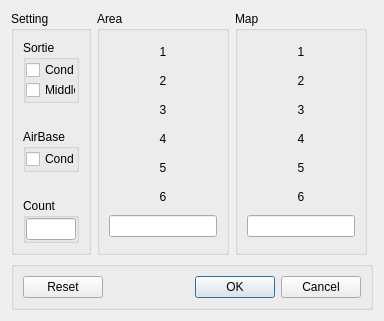
Old version of the form anyactionselectdialog.ui in the repository b17ee518/a86b43fca89c33a2f703c0c6c7221cb8.
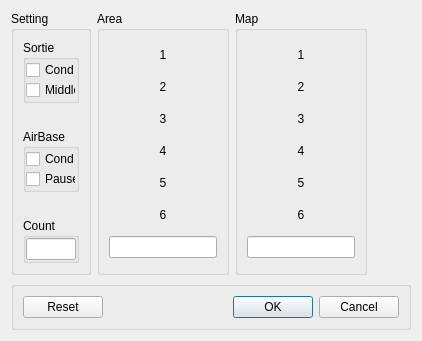
New version of the form.

Commit message: Add pause at start map

What changed in the file:
```diff
--- a/anyactionselectdialog.ui
+++ b/anyactionselectdialog.ui
@@ -6,7 +6,7 @@
    <rect>
     <x>0</x>
     <y>0</y>
-    <width>306</width>
+    <width>422</width>
     <height>309</height>
    </rect>
   </property>
@@ -363,6 +363,13 @@
            </property>
           </widget>
          </item>
+         <item>
+          <widget class="QCheckBox" name="cbPauseStartMap">
+           <property name="text">
+            <string>PauseM</string>
+           </property>
+          </widget>
+         </item>
         </layout>
        </widget>
       </item>
```
The commit also changes 7 other files.
